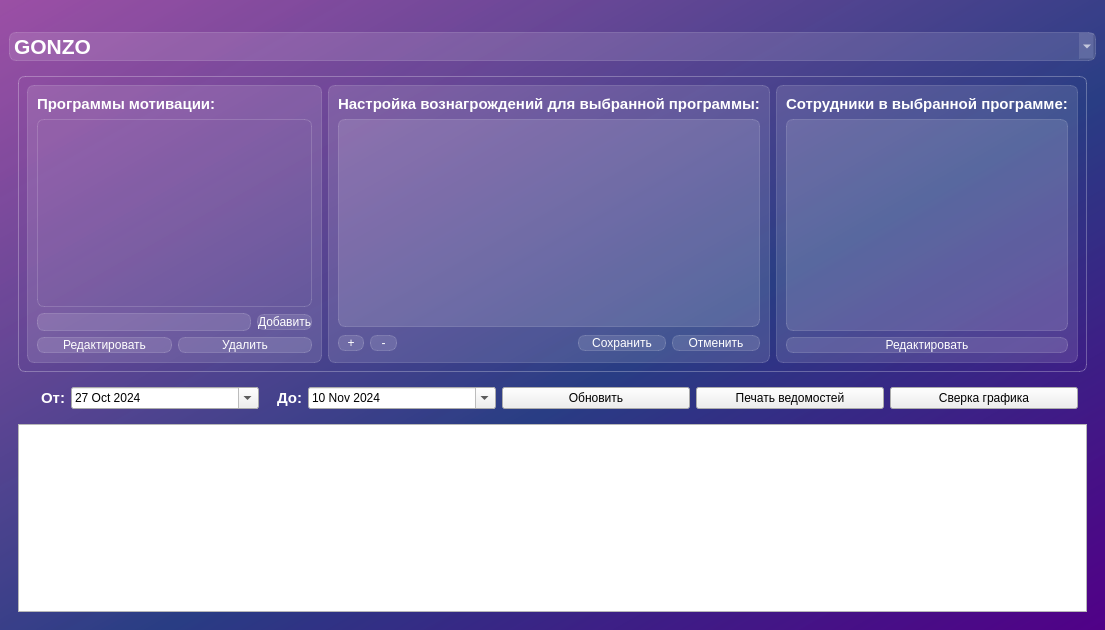
The window that src/salary_reader/ui/main_window.ui (KhvatikG/salary-reader) describes before a commit, drawn with Qt 5.
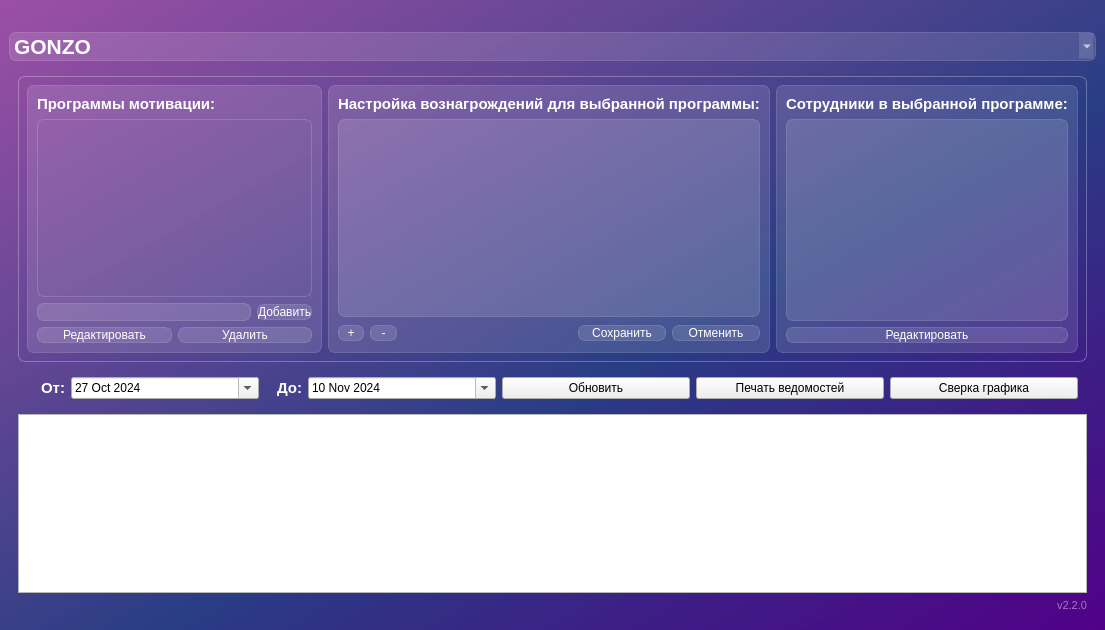
The same window after the commit.

Commit message: add version string to header and footer

```diff
--- a/src/salary_reader/ui/main_window.ui
+++ b/src/salary_reader/ui/main_window.ui
@@ -640,6 +640,22 @@
          </attribute>
         </widget>
        </item>
+       <item>
+        <widget class="QLabel" name="version_label">
+         <property name="styleSheet">
+          <string notr="true">color: rgba(255, 255, 255, 120);
+font-size: 8pt;
+background-color: none;
+border: none;</string>
+         </property>
+         <property name="text">
+          <string>v2.2.0</string>
+         </property>
+         <property name="alignment">
+          <set>Qt::AlignmentFlag::AlignRight|Qt::AlignmentFlag::AlignBottom</set>
+         </property>
+        </widget>
+       </item>
       </layout>
      </widget>
     </item>
```
The commit also changes 8 other files.
